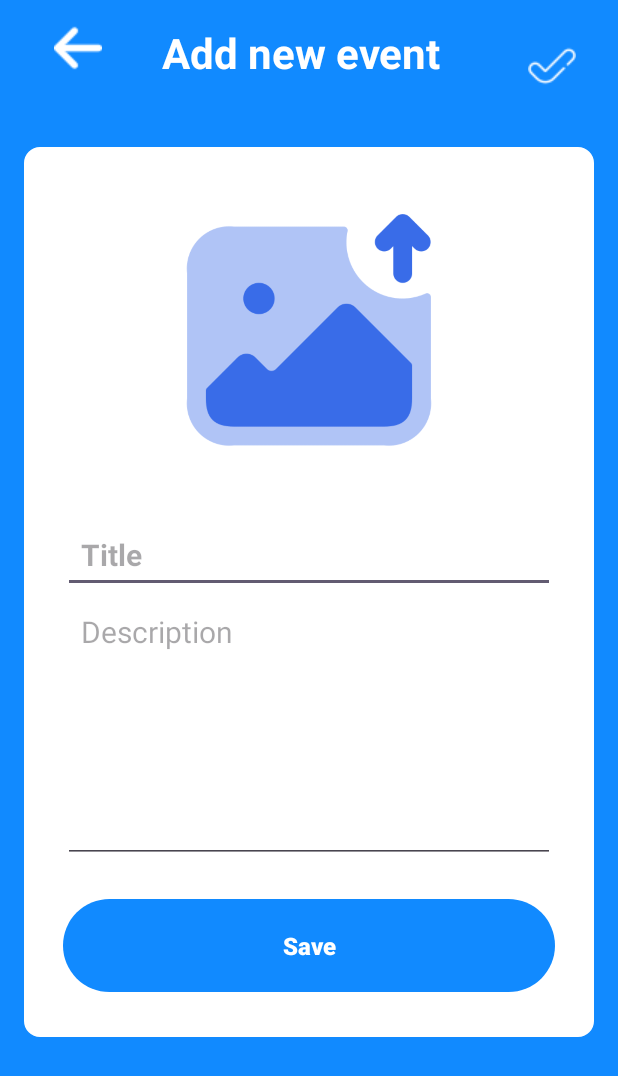
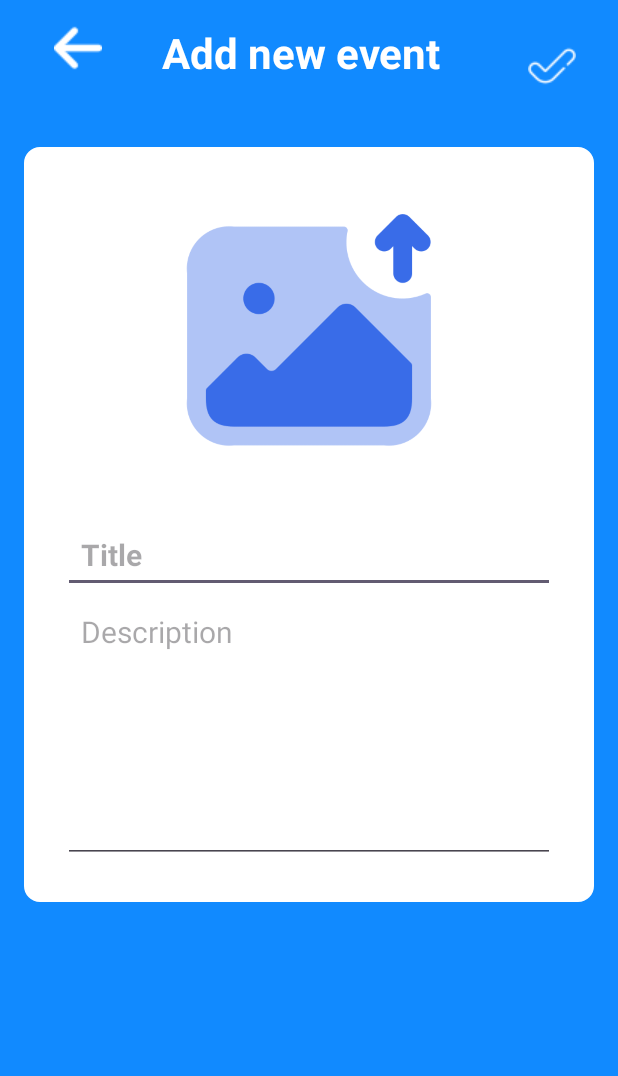
Before and after one commit to ChakraHs/Tasks-Management-Mobile-App-JAVA-ME, an Android app: the EventDetailsActivity screen opened directly, with no data from a screen before it, on a phone screen of 412 x 824 dp. Shown: the top 1076 px of the screen. Run offline under Robolectric (Android 15) with nearby library versions, the phone set to English and light mode, and no system bars; our stand-ins replace Firebase (no records; nobody signed in at launch, a user with empty details on screens opened directly), Picasso.

```diff
--- a/app/src/main/java/com/example/mytask/EventDetailsActivity.java
+++ b/app/src/main/java/com/example/mytask/EventDetailsActivity.java
@@ -42,7 +42,6 @@ public class EventDetailsActivity extends AppCompatActivity {
 
     TextView deleteEventTextViewBtn;
 
-    Button dialogButton;
 
 
     FirebaseAuth firebaseAuth;
@@ -68,12 +67,7 @@ public class EventDetailsActivity extends AppCompatActivity {
         returnBtn = findViewById(R.id.return_btn);
         eventImageView = findViewById(R.id.event_image);
 
-        dialogButton = findViewById(R.id.dialog_button);
-
-        // Set onClickListener for the dialogButton
-        dialogButton.setOnClickListener(v -> openDialog());
         eventImageView.setOnClickListener(v->openFileChosen());
-
 
         firebaseAuth = FirebaseAuth.getInstance();
         currentUser = firebaseAuth.getCurrentUser();
@@ -173,11 +167,6 @@ public class EventDetailsActivity extends AppCompatActivity {
         finish();
     }
 
-    // Method to open the dialog
-    void openDialog() {
-        // Implement your logic for opening a dialog here
-    }
-
     void  openFileChosen(){
         Intent intent = new Intent();
         intent.setType("image/*");
--- a/app/src/main/java/com/example/mytask/MainActivity.java
+++ b/app/src/main/java/com/example/mytask/MainActivity.java
@@ -60,7 +60,7 @@ public class MainActivity extends AppCompatActivity {
         super.onCreate(savedInstanceState);
         setContentView(R.layout.activity_main);
 
-        replaceFragment(new TasksFragment());
+        replaceFragment(new EventsFragment());
 
         usernameTextView = findViewById(R.id.username_text_view);
 
--- a/app/src/main/res/layout/activity_event_details.xml
+++ b/app/src/main/res/layout/activity_event_details.xml
@@ -87,18 +87,6 @@
                 android:textColor="@color/black"
                 android:gravity="top"
                 />
-            <Button
-                android:layout_width="match_parent"
-                android:layout_height="wrap_content"
-                android:text="Save"
-                android:id="@+id/dialog_button"
-                android:textStyle="bold"
-                android:textSize="16sp"
-                android:textColor="@color/white"
-                android:paddingVertical="20dp"
-                android:layout_gravity="bottom"
-                android:layout_marginTop="20dp"
-                />
         </LinearLayout>
 
         <TextView
```
Also changed, not shown: app/src/main/java/com/example/mytask/fragments/EventsFragment.java (+9 -0 lines).
